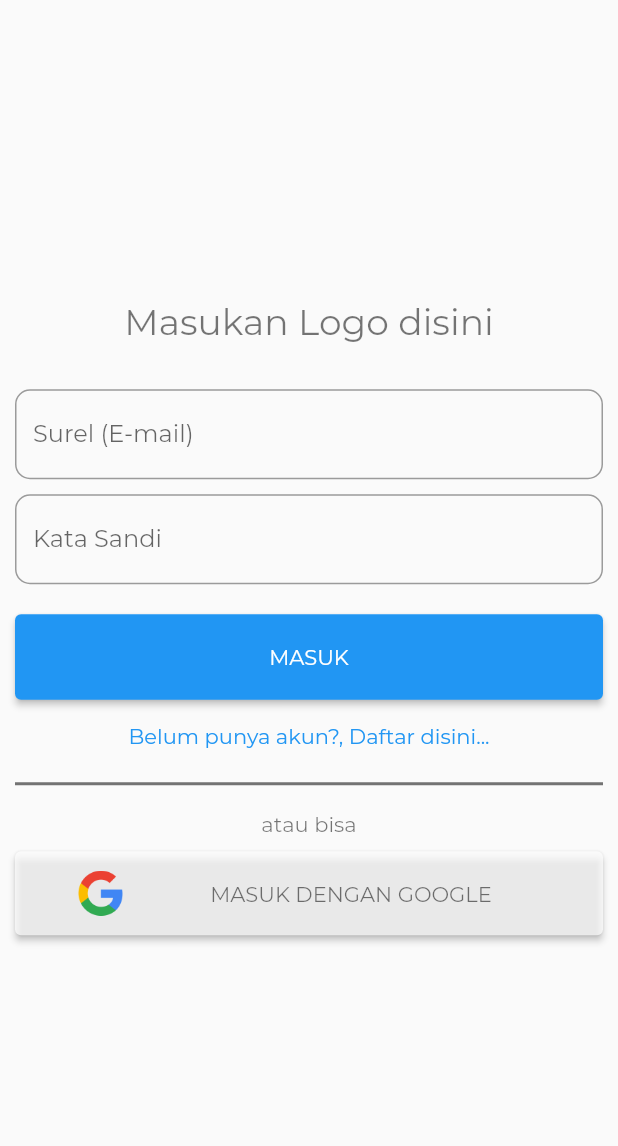
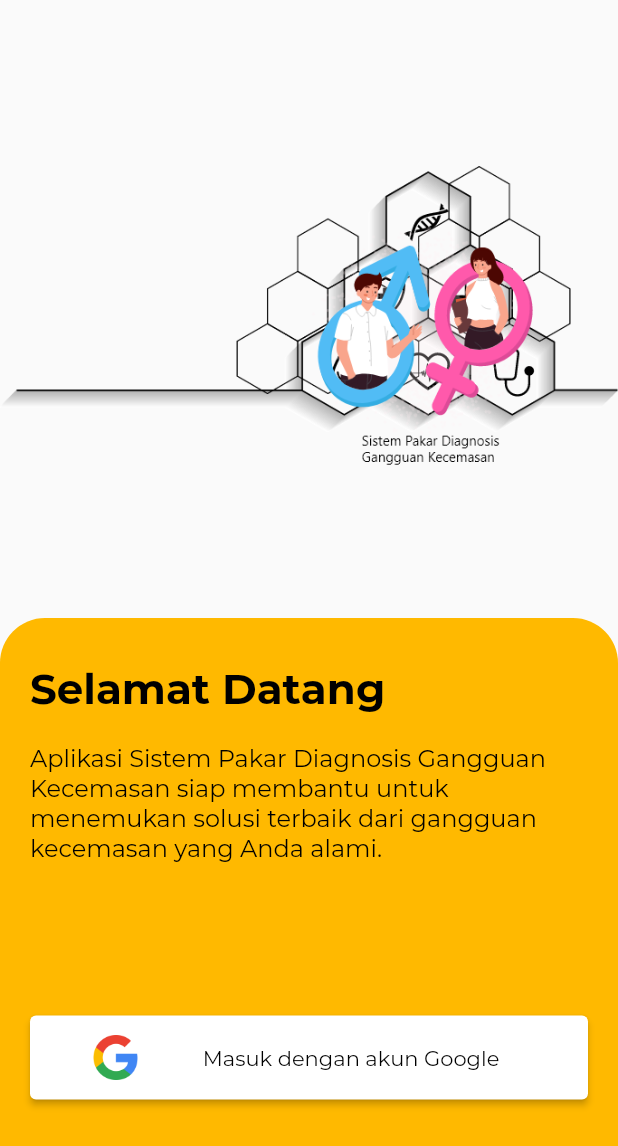
Before and after one commit to senseiRNF/anxiety_disorder_diagnostic, a Flutter app: the HalamanMasuk screen opened directly, on a phone screen of 412 x 824 dp. Shown: the top 1146 px of the screen. Run offline on Flutter 3.47's test engine with Material 2 defaults, Android fonts, the phone set to English and light mode, and no system bars; our stand-ins replace shared_preferences; accounts and stored records are empty.

Commit message:
add main screen widget

```diff
--- a/lib/fungsi/fungsi_spesifik/fungsi_halaman_pembuka.dart
+++ b/lib/fungsi/fungsi_spesifik/fungsi_halaman_pembuka.dart
@@ -1,6 +1,6 @@
 import 'package:anxiety_disorder_diagnostic/fungsi/fungsi_global.dart';
+import 'package:anxiety_disorder_diagnostic/halaman/halaman_perkenalan.dart';
 import 'package:anxiety_disorder_diagnostic/halaman/halaman_masuk.dart';
-import 'package:anxiety_disorder_diagnostic/halaman/halaman_perkenalan.dart';
 import 'package:anxiety_disorder_diagnostic/halaman/halaman_utama.dart';
 import 'package:anxiety_disorder_diagnostic/layanan/preferensi_global.dart';
 import 'package:flutter/material.dart';
--- a/lib/halaman/halaman_masuk.dart
+++ b/lib/halaman/halaman_masuk.dart
@@ -1,6 +1,6 @@
 import 'package:anxiety_disorder_diagnostic/fungsi/fungsi_global.dart';
-import 'package:anxiety_disorder_diagnostic/halaman/halaman_daftar.dart';
 import 'package:anxiety_disorder_diagnostic/halaman/halaman_utama.dart';
+import 'package:anxiety_disorder_diagnostic/layanan/preferensi_global.dart';
 import 'package:anxiety_disorder_diagnostic/widget/widget_global.dart';
 import 'package:anxiety_disorder_diagnostic/widget/widget_spesifik/widget_halaman_masuk.dart';
 import 'package:flutter/material.dart';
@@ -11,86 +11,107 @@ class HalamanMasuk extends StatefulWidget {
 }
 
 class _HalamanMasukState extends State<HalamanMasuk> {
-  TextEditingController controllerSurel = new TextEditingController();
-  TextEditingController controllerKataSandi = new TextEditingController();
+  DateTime waktuTekanKembali;
 
   @override
   void initState() {
     super.initState();
+
+    Future.delayed(Duration(seconds: 0), () => test());
+  }
+
+  void test() async {
+    await aturPerkenalan(false);
+  }
+
+  Future<bool> keluarAplikasi() {
+    DateTime sekarang = DateTime.now();
+
+    if(waktuTekanKembali == null || sekarang.difference(waktuTekanKembali) > Duration(seconds: 2)) {
+      waktuTekanKembali = sekarang;
+
+      ScaffoldMessenger.of(context).showSnackBar(
+        SnackBar(
+          duration: Duration(seconds: 2),
+          content: TeksGlobal(
+            isi: 'Tekan sekali lagi untuk keluar',
+            warna: Colors.white,
+          ),
+        ),
+      );
+
+      return Future.value(false);
+    } else {
+      waktuTekanKembali = null;
+
+      return Future.value(true);
+    }
   }
 
   @override
   Widget build(BuildContext context) {
-    return Scaffold(
+    return WillPopScope(
+      onWillPop: keluarAplikasi,
+      child: Scaffold(
         body: SafeArea(
-        child: Padding(
-          padding: EdgeInsets.all(10.0,),
-          child: Center(
-            child: Row(
+          child: Column(
             children: [
               Expanded(
-                  child: ListView(
-                    shrinkWrap: true,
+                child: Image.asset(
+                  'aset/gambar/gambar_pembuka.png',
+                  fit: BoxFit.fitWidth,
+                ),
+              ),
+              Expanded(
+                child: Container(
+                  decoration: BoxDecoration(
+                    borderRadius: BorderRadius.only(
+                      topLeft: Radius.circular(30.0),
+                      topRight: Radius.circular(30.0),
+                    ),
+                    color: Theme.of(context).primaryColor,
+                  ),
+                  child: Padding(
+                    padding: EdgeInsets.only(left: 20.0, right: 20.0, top: 30.0, bottom: 10.0,),
+                    child: Column(
+                      crossAxisAlignment: CrossAxisAlignment.stretch,
                       children: [
                         TeksGlobal(
-                        isi: 'Masukan Logo disini',
-                        ukuran: 24.0,
-                        posisi: TextAlign.center,
-                      ),
-                      SizedBox(
-                        height: 30.0,
-                      ),
-                      InputTeksGlobal(
-                        label: 'Surel (E-mail)',
-                        controller: controllerSurel,
-                      ),
-                      SizedBox(
-                        height: 10.0,
-                      ),
-                      InputTeksGlobal(
-                        label: 'Kata Sandi',
-                        controller: controllerKataSandi,
+                          isi: 'Selamat Datang',
+                          ukuran: 28.0,
+                          tebal: true,
                         ),
                         SizedBox(
                           height: 20.0,
                         ),
-                      TombolGlobal(
-                        judul: 'MASUK',
+                        TeksGlobal(
+                          isi: 'Aplikasi Sistem Pakar Diagnosis Gangguan Kecemasan siap membantu untuk menemukan solusi terbaik dari gangguan kecemasan yang Anda alami.',
+                          ukuran: 16.0,
+                        ),
+                        SizedBox(
+                          height: 20.0,
+                        ),
+                        Expanded(
+                          child: Row(
+                            crossAxisAlignment: CrossAxisAlignment.center,
+                            children: [
+                              Expanded(
+                                child: TombolLoginGoogle(
+                                  judul: 'Masuk dengan akun Google',
                                   fungsiTekan: () {
                                     timpaDenganHalaman(context, HalamanUtama());
                                   },
                                 ),
-                      TombolTeksGlobal(
-                        judul: 'Belum punya akun?, Daftar disini...',
-                        warnaJudul: Colors.blue,
-                        fungsiTekan: () {
-                          pindahKeHalaman(context, HalamanDaftar(), (panggilKembali) {
-
-                          });
-                        },
                               ),
-                      Divider(
-                        thickness: 2.0,
-                        color: Colors.black54,
-                      ),
-                      SizedBox(
-                        height: 10.0,
-                      ),
-                      TeksGlobal(
-                        isi: 'atau bisa',
-                        posisi: TextAlign.center,
-                      ),
-                      SizedBox(
-                        height: 10.0,
-                      ),
-                      TombolLoginGoogle(judul: 'MASUK DENGAN GOOGLE', fungsiTekan: () {
-
-                      }),
                             ],
                           ),
-                )
+                        ),
                       ],
                     ),
+                  ),
+                ),
+              ),
+            ],
           ),
         ),
       ),
--- a/lib/main.dart
+++ b/lib/main.dart
@@ -14,12 +14,14 @@ void main() {
 }
 
 class MyApp extends StatelessWidget {
+
+  ///Widget utama untuk memulai program
   @override
   Widget build(BuildContext context) {
     return MaterialApp(
       title: 'Diagnosa Gangguan Kecemasan',
       theme: ThemeData(
-        primarySwatch: Colors.yellow,
+        primaryColor: Color(0xFFFFB900),
         fontFamily: 'Montserrat',
       ),
       debugShowCheckedModeBanner: false,
--- a/lib/widget/widget_spesifik/widget_halaman_masuk.dart
+++ b/lib/widget/widget_spesifik/widget_halaman_masuk.dart
@@ -27,7 +27,7 @@ class TombolLoginGoogle extends StatelessWidget {
         fungsiTekan();
       },
       style: ElevatedButton.styleFrom(
-        primary: Colors.white70,
+        primary: Colors.white,
       ),
       child: Padding(
         padding: EdgeInsets.symmetric(
```
Also changed, not shown: lib/halaman/halaman_daftar.dart (deleted, +0 -34 lines), lib/halaman/halaman_utama.dart (+10 -31 lines), lib/widget/widget_global.dart (+66 -42 lines), lib/widget/widget_spesifik/widget_halaman_utama.dart (+79 -0 lines), aset/gambar/gambar_daftar.png (added), aset/gambar/gambar_halaman_utama.png (added), aset/gambar/gambar_pembuka.png. Lines whose indentation alone changed are shown as unchanged.
